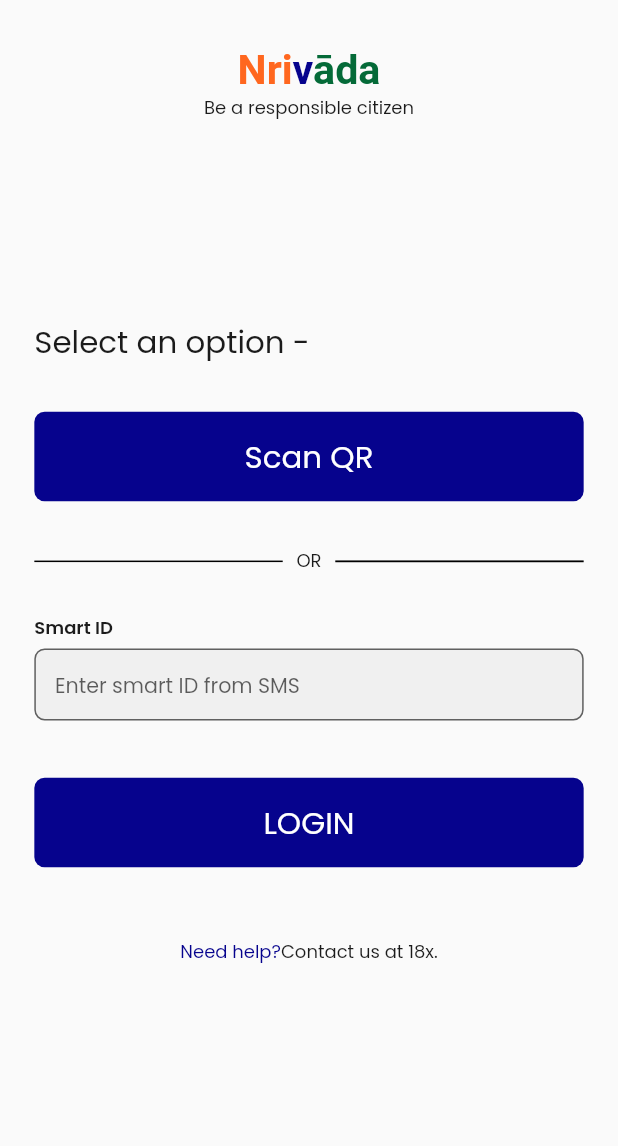
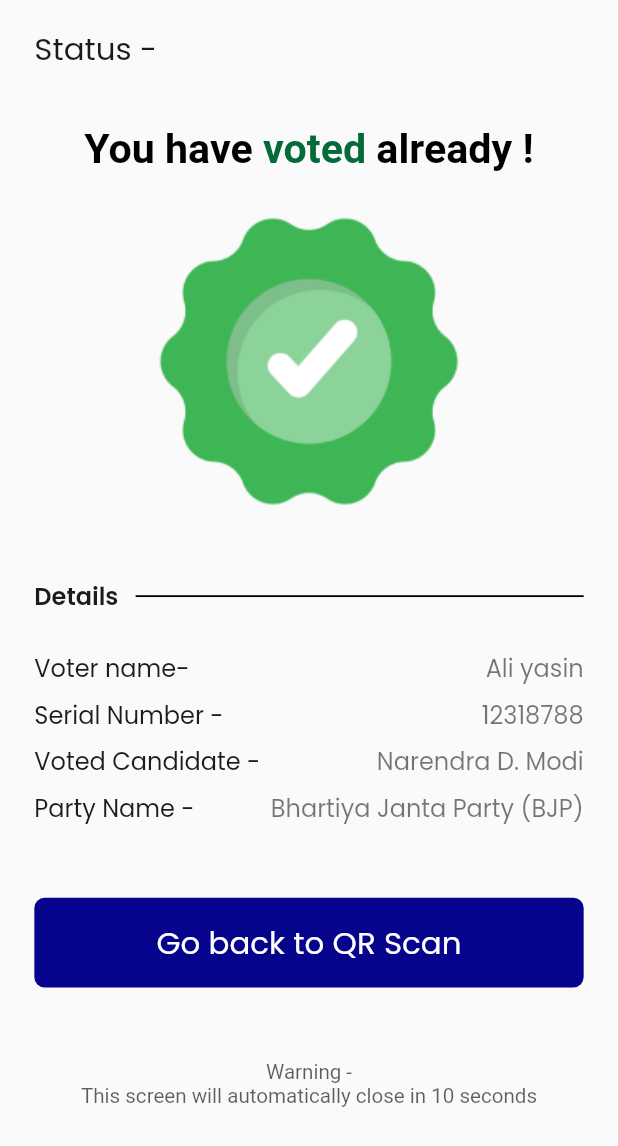
Before and after one commit to Nitin-Singh18/nirvada_officer, a Flutter app: the screen it shows after launch, on a phone screen of 412 x 824 dp. Shown: the top 1146 px of the screen. Run offline on Flutter 3.47's test engine with Material 2 defaults, Android fonts, the light colour scheme and no system bars; our stand-ins replace flutter_screenutil, get.

Commit message:
Confirm Status Screen

```diff
--- /dev/null
+++ b/lib/app/data/widgets/status_widget.dart
@@ -0,0 +1,28 @@
+import 'package:flutter/material.dart';
+import 'package:flutter_screenutil/flutter_screenutil.dart';
+
+import 'xText.dart';
+
+class DetailsWidget extends StatelessWidget {
+  final String title;
+  final String data;
+  const DetailsWidget({super.key, required this.title, required this.data});
+
+  @override
+  Widget build(BuildContext context) {
+    return Row(
+      mainAxisAlignment: MainAxisAlignment.spaceBetween,
+      children: [
+        XText(
+          text: title,
+          size: 14.sp,
+        ),
+        XText(
+          text: data,
+          size: 14.sp,
+          isLight: true,
+        )
+      ],
+    );
+  }
+}
--- /dev/null
+++ b/lib/app/modules/confirm_status_screen/bindings/confirm_status_screen_binding.dart
@@ -0,0 +1,12 @@
+import 'package:get/get.dart';
+
+import '../controllers/confirm_status_screen_controller.dart';
+
+class ConfirmStatusScreenBinding extends Bindings {
+  @override
+  void dependencies() {
+    Get.lazyPut<ConfirmStatusScreenController>(
+      () => ConfirmStatusScreenController(),
+    );
+  }
+}
--- /dev/null
+++ b/lib/app/modules/confirm_status_screen/controllers/confirm_status_screen_controller.dart
@@ -0,0 +1,23 @@
+import 'package:get/get.dart';
+
+class ConfirmStatusScreenController extends GetxController {
+  //TODO: Implement ConfirmStatusScreenController
+
+  final count = 0.obs;
+  @override
+  void onInit() {
+    super.onInit();
+  }
+
+  @override
+  void onReady() {
+    super.onReady();
+  }
+
+  @override
+  void onClose() {
+    super.onClose();
+  }
+
+  void increment() => count.value++;
+}
--- /dev/null
+++ b/lib/app/modules/confirm_status_screen/views/confirm_status_screen_view.dart
@@ -0,0 +1,113 @@
+import 'package:flutter/material.dart';
+import 'package:flutter_screenutil/flutter_screenutil.dart';
+import 'package:get/get.dart';
+
+import '../../../data/widgets/c_button.dart';
+import '../../../data/widgets/status_widget.dart';
+import '../../../data/widgets/xText.dart';
+import '../controllers/confirm_status_screen_controller.dart';
+
+class ConfirmStatusScreenView extends GetView<ConfirmStatusScreenController> {
+  const ConfirmStatusScreenView({Key? key}) : super(key: key);
+  @override
+  Widget build(BuildContext context) {
+    return SafeArea(
+      child: Scaffold(
+          body: Padding(
+        padding: EdgeInsets.symmetric(horizontal: 20.0.w, vertical: 14.h),
+        child: Column(
+          children: [
+            Align(
+              alignment: Alignment.centerLeft,
+              child: XText(
+                text: "Status -",
+                size: 18.sp,
+              ),
+            ),
+            SizedBox(
+              height: 30.h,
+            ),
+            RichText(
+                textAlign: TextAlign.center,
+                text: TextSpan(
+                    style: TextStyle(
+                        color: Colors.black,
+                        fontSize: 24.sp,
+                        fontWeight: FontWeight.w600),
+                    children: [
+                      TextSpan(text: "You have "),
+                      TextSpan(
+                          text: "voted ",
+                          style: TextStyle(color: Color(0xff046A38))),
+                      TextSpan(text: "already !"),
+                    ])),
+            SizedBox(
+              height: 20.h,
+            ),
+            Image.asset("assets/images/check.png"),
+            SizedBox(
+              height: 36.h,
+            ),
+            Row(
+              children: [
+                XText(
+                  text: "Details",
+                  size: 14.sp,
+                  fontWeight: FontWeight.w600,
+                ),
+                SizedBox(
+                  width: 10.w,
+                ),
+                Expanded(
+                    child: Container(
+                  height: 1.h,
+                  color: Colors.black,
+                )),
+              ],
+            ),
+            SizedBox(
+              height: 20.h,
+            ),
+            DetailsWidget(title: "Voter name-", data: "Ali yasin"),
+            SizedBox(
+              height: 6.h,
+            ),
+            DetailsWidget(title: "Serial Number -", data: "12318788"),
+            SizedBox(
+              height: 6.h,
+            ),
+            DetailsWidget(title: "Voted Candidate -", data: "Narendra D. Modi"),
+            SizedBox(
+              height: 6.h,
+            ),
+            DetailsWidget(
+                title: "Party Name -", data: "Bhartiya Janta Party (BJP)"),
+            SizedBox(
+              height: 40.h,
+            ),
+            CButton(
+              title: "Go back to QR Scan",
+              onTap: () {},
+            ),
+            SizedBox(
+              height: 40.h,
+            ),
+            RichText(
+                textAlign: TextAlign.center,
+                text: TextSpan(
+                    style: TextStyle(
+                        color: Color(0xB31B1B1B),
+                        fontSize: 12.sp,
+                        fontWeight: FontWeight.w400),
+                    children: [
+                      TextSpan(text: "Warning -\n"),
+                      TextSpan(
+                          text:
+                              "This screen will automatically close in 10 seconds")
+                    ]))
+          ],
+        ),
+      )),
+    );
+  }
+}
--- a/lib/app/routes/app_pages.dart
+++ b/lib/app/routes/app_pages.dart
@@ -1,5 +1,7 @@
 import 'package:get/get.dart';
 
+import '../modules/confirm_status_screen/bindings/confirm_status_screen_binding.dart';
+import '../modules/confirm_status_screen/views/confirm_status_screen_view.dart';
 import '../modules/home/bindings/home_binding.dart';
 import '../modules/home/views/home_view.dart';
 import '../modules/login_screen/bindings/login_screen_binding.dart';
@@ -10,7 +12,7 @@ part 'app_routes.dart';
 class AppPages {
   AppPages._();
 
-  static const INITIAL = Routes.LOGIN_SCREEN;
+  static const INITIAL = Routes.CONFIRM_STATUS_SCREEN;
 
   static final routes = [
     GetPage(
@@ -23,5 +25,10 @@ class AppPages {
       page: () => const LoginScreenView(),
       binding: LoginScreenBinding(),
     ),
+    GetPage(
+      name: _Paths.CONFIRM_STATUS_SCREEN,
+      page: () => const ConfirmStatusScreenView(),
+      binding: ConfirmStatusScreenBinding(),
+    ),
   ];
 }
--- a/lib/app/routes/app_routes.dart
+++ b/lib/app/routes/app_routes.dart
@@ -5,10 +5,12 @@ abstract class Routes {
   Routes._();
   static const HOME = _Paths.HOME;
   static const LOGIN_SCREEN = _Paths.LOGIN_SCREEN;
+  static const CONFIRM_STATUS_SCREEN = _Paths.CONFIRM_STATUS_SCREEN;
 }
 
 abstract class _Paths {
   _Paths._();
   static const HOME = '/home';
   static const LOGIN_SCREEN = '/login-screen';
+  static const CONFIRM_STATUS_SCREEN = '/confirm-status-screen';
 }
```
